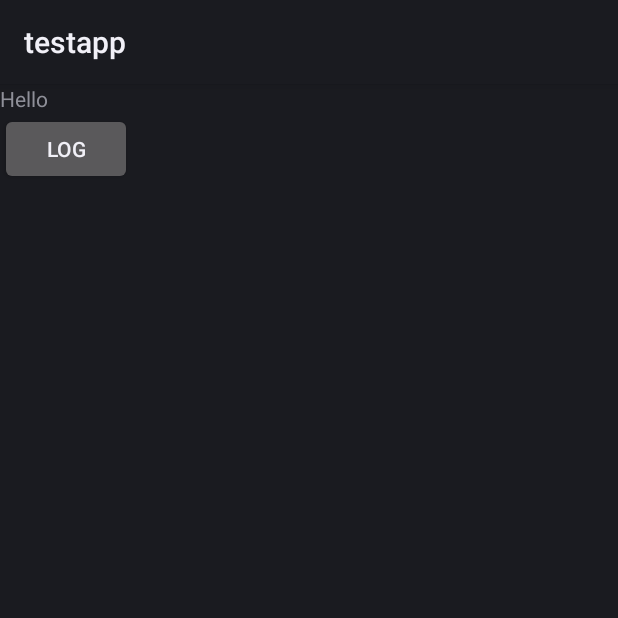
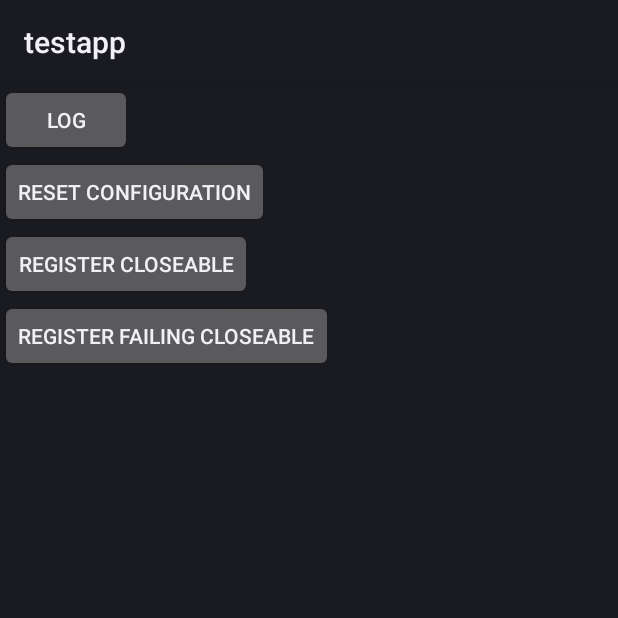
Before and after one commit to bright/slf4android, an Android app: the screen it shows after launch (MainActivity), on a phone screen of 412 x 824 dp, the top half of it. Run offline under Robolectric (Android 15) with nearby library versions, the phone set to English and light mode, and no system bars; libraries missing offline, so code that uses them is left out: org.slf4j, org.slf4j.helpers; 1 statement that could not run was skipped.

Commit message:
Replace Disposable with Closeable

```diff
--- a/core/src/main/java/pl/brightinventions/slf4android/Disposable.java
+++ /dev/null
@@ -1,5 +0,0 @@
-package pl.brightinventions.slf4android;
-
-public interface Disposable {
-    void dispose();
-}
--- a/handler-notify-developer/src/main/java/pl/brightinventions/slf4android/handler/notifydeveloper/NotifyDeveloperHandler.java
+++ b/handler-notify-developer/src/main/java/pl/brightinventions/slf4android/handler/notifydeveloper/NotifyDeveloperHandler.java
@@ -50,7 +50,7 @@ public class NotifyDeveloperHandler extends Handler {
     private static ActivityStateListener getStateListener(final Application context) {
         final ActivityStateListener stateListener = new ActivityStateListener();
 
-        LoggerConfiguration.configuration().registerDisposable(() ->
+        LoggerConfiguration.configuration().registerCloseable(() ->
                 context.unregisterActivityLifecycleCallbacks(stateListener)
         );
 
--- a/testapp/src/main/java/pl/brightinventions/slf4android/testapp/MainActivity.java
+++ b/testapp/src/main/java/pl/brightinventions/slf4android/testapp/MainActivity.java
@@ -7,6 +7,10 @@ import androidx.annotation.Nullable;
 
 import org.slf4j.Logger;
 import org.slf4j.LoggerFactory;
+
+import java.io.IOException;
+
+import pl.brightinventions.slf4android.LoggerConfiguration;
 
 public class MainActivity extends Activity {
 
@@ -24,5 +28,17 @@ public class MainActivity extends Activity {
             LOG.warn("warn");
             LOG.error("error");
         });
+        findViewById(R.id.reset).setOnClickListener((view) -> {
+            LoggerConfiguration.resetConfigurationToDefault();
+        });
+        findViewById(R.id.registerCloseable).setOnClickListener((view) -> {
+            LoggerConfiguration.configuration().registerCloseable(() -> LOG.info("Closing"));
+        });
+        findViewById(R.id.registerFailingCloseable).setOnClickListener((view) -> {
+            LoggerConfiguration.configuration().registerCloseable(() -> {
+                throw new IOException("Test");
+            });
+        });
+
     }
 }
--- a/testapp/src/main/res/layout/activity_main.xml
+++ b/testapp/src/main/res/layout/activity_main.xml
@@ -3,11 +3,6 @@
     android:orientation="vertical"
     android:layout_width="match_parent"
     android:layout_height="match_parent">
-
-    <TextView
-        android:layout_width="wrap_content"
-        android:layout_height="wrap_content"
-        android:text="Hello" />
 
     <Button
         android:id="@+id/log"
@@ -15,4 +10,22 @@
         android:layout_height="wrap_content"
         android:text="Log" />
 
+    <Button
+        android:id="@+id/reset"
+        android:layout_width="wrap_content"
+        android:layout_height="wrap_content"
+        android:text="Reset configuration" />
+
+    <Button
+        android:id="@+id/registerCloseable"
+        android:layout_width="wrap_content"
+        android:layout_height="wrap_content"
+        android:text="Register Closeable" />
+
+    <Button
+        android:id="@+id/registerFailingCloseable"
+        android:layout_width="wrap_content"
+        android:layout_height="wrap_content"
+        android:text="Register failing Closeable" />
+
 </LinearLayout>
```
Also changed, not shown: core/src/main/java/pl/brightinventions/slf4android/LoggerConfiguration.java (+20 -13 lines), handler-notify-developer/src/main/java/pl/brightinventions/slf4android/handler/notifydeveloper/NotifyDeveloperDialogDisplayActivity.java (+17 -10 lines).
